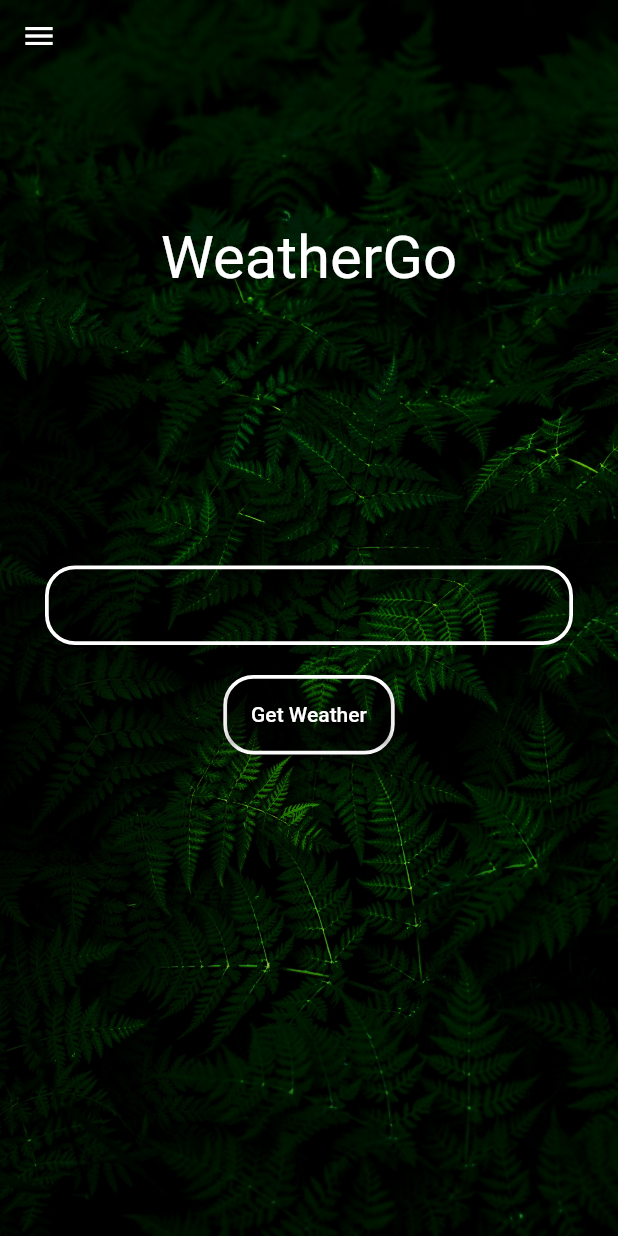
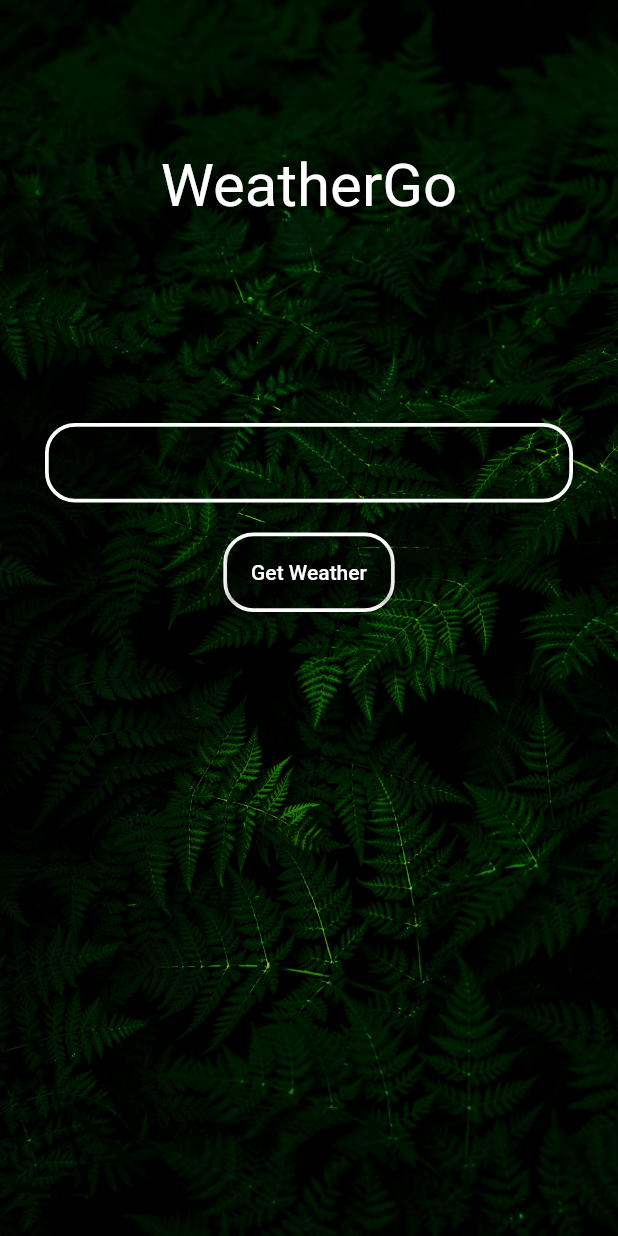
Before and after one commit to theadeshkhanna/weather_app, a Flutter app: the screen it shows after launch, on a phone screen of 412 x 824 dp. Run offline on Flutter 3.47's test engine with Material 2 defaults, Android fonts, the phone set to English and light mode, and no system bars.

Commit message:
[completed] weather page

```diff
--- a/lib/Landing.dart
+++ b/lib/Landing.dart
@@ -9,22 +9,10 @@ class Landing extends StatefulWidget {
 
 class _LandingState extends State<Landing> {
   var _textController = new TextEditingController();
-  var scaffoldKey = GlobalKey<ScaffoldState>();
 
   @override
   Widget build(BuildContext context) {
     return Scaffold(
-        key: scaffoldKey,
-        drawer: Drawer(
-          child: Column(
-            children: <Widget>[
-              AppBar(
-                automaticallyImplyLeading: false,
-                title: Text('Drawer'),
-              ),
-            ],
-          ),
-        ),
         body: new Container(
       width: double.infinity,
       height: double.infinity,
@@ -39,23 +27,9 @@ class _LandingState extends State<Landing> {
       child: Column(
         children: <Widget>[
           new Container(
-                padding: EdgeInsets.only(right: 360),
-                child: IconButton(
-                  icon: Icon(Icons.menu, color: Colors.white),
-                  onPressed: () => scaffoldKey.currentState.openDrawer(),
-                ),
-              ),
-              new Container(
               margin: EdgeInsets.only(top: 100),
-                child: RichText(
-                  text: TextSpan(
-                    style: TextStyle(color: Colors.white),
-                    children: <TextSpan>[
-                      TextSpan(text: 'WeatherGo\n', style: TextStyle(fontSize: 40)),
-                    ]
-                  ),
-                ),
-              ),
+              child: Text('WeatherGo',
+                  style: TextStyle(color: Colors.white, fontSize: 40))),
           new Container(
             margin: EdgeInsets.only(top: 135, left: 30, right: 30),
             decoration: BoxDecoration(
--- a/pubspec.yaml
+++ b/pubspec.yaml
@@ -44,7 +44,7 @@ flutter:
   # To add assets to your application, add an assets section, like this:
   assets:
     - assets/bg.jpg
-    - assets/sunny.svg
+    - assets/bg1.jpg
 
   # An image asset can refer to one or more resolution-specific "variants", see
   # https://flutter.dev/assets-and-images/#resolution-aware.
```
Also changed, not shown: lib/Weather.dart (+107 -49 lines), assets/bg1.jpg (added), assets/sunny.svg (deleted). Lines whose indentation alone changed are shown as unchanged.
